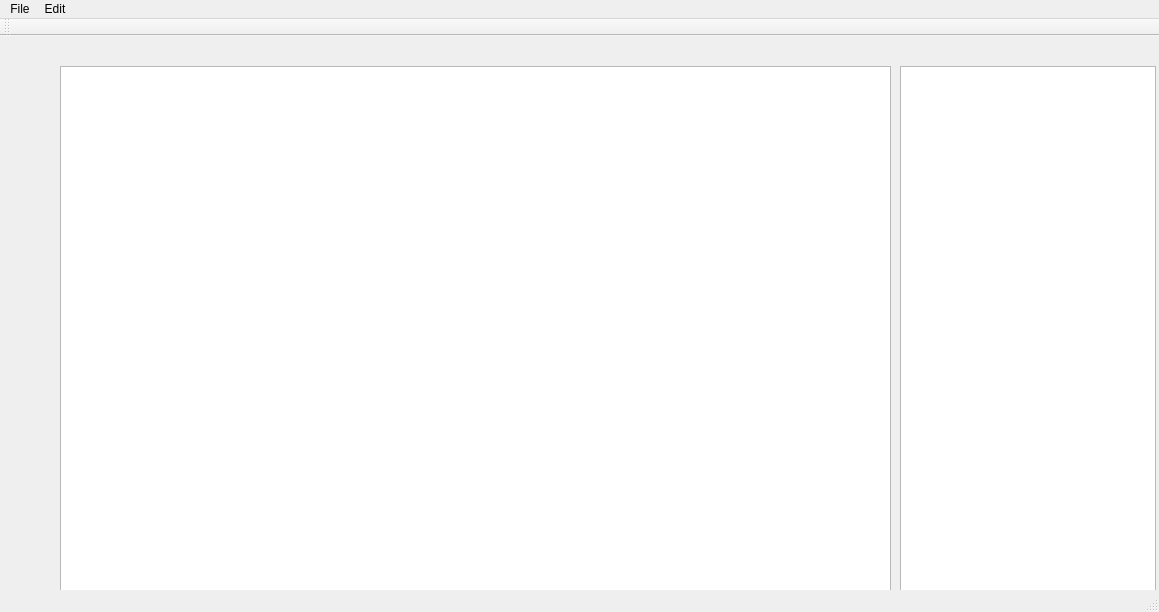
The window that OpenCVShop/OpenCVShop.ui (hrachyahakobyan/OpenCVShop) describes before a commit, drawn with Qt 5.
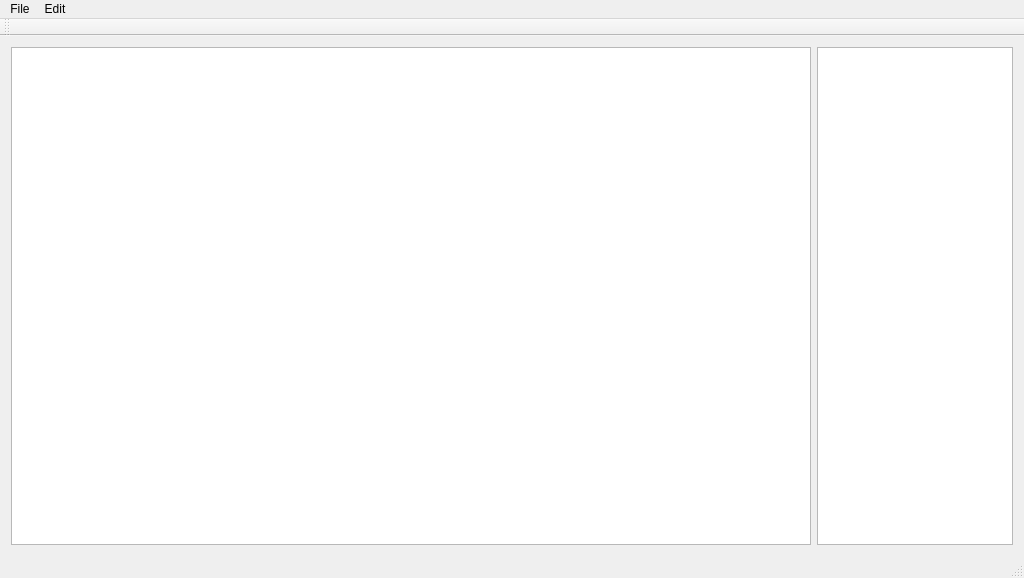
The same window after the commit.

Diff of the .ui file:
```diff
--- a/OpenCVShop/OpenCVShop.ui
+++ b/OpenCVShop/OpenCVShop.ui
@@ -6,44 +6,58 @@
    <rect>
     <x>0</x>
     <y>0</y>
-    <width>1159</width>
-    <height>612</height>
+    <width>1024</width>
+    <height>578</height>
    </rect>
   </property>
   <property name="windowTitle">
    <string>OpenCVShop</string>
   </property>
   <widget class="QWidget" name="centralWidget">
+   <layout class="QGridLayout" name="gridLayout">
+    <item row="0" column="0">
    <widget class="QGraphicsView" name="graphicsView">
-    <property name="geometry">
-     <rect>
-      <x>60</x>
-      <y>30</y>
-      <width>831</width>
-      <height>531</height>
-     </rect>
-    </property>
-   </widget>
+      <property name="minimumSize">
+       <size>
+        <width>800</width>
+        <height>0</height>
+       </size>
+      </property>
+      <property name="sizeIncrement">
+       <size>
+        <width>400</width>
+        <height>0</height>
+       </size>
+      </property>
+     </widget>
+    </item>
+    <item row="0" column="1">
    <widget class="QListView" name="actionListView">
-    <property name="geometry">
-     <rect>
-      <x>900</x>
-      <y>30</y>
-      <width>256</width>
-      <height>531</height>
-     </rect>
+      <property name="minimumSize">
+       <size>
+        <width>100</width>
+        <height>0</height>
+       </size>
+      </property>
+      <property name="maximumSize">
+       <size>
+        <width>200</width>
+        <height>16777215</height>
+       </size>
     </property>
     <property name="spacing">
      <number>5</number>
     </property>
    </widget>
+    </item>
+   </layout>
   </widget>
   <widget class="QMenuBar" name="menuBar">
    <property name="geometry">
     <rect>
      <x>0</x>
      <y>0</y>
-     <width>1159</width>
+     <width>1024</width>
      <height>18</height>
     </rect>
    </property>
```
Lines whose indentation alone changed are shown as unchanged.
